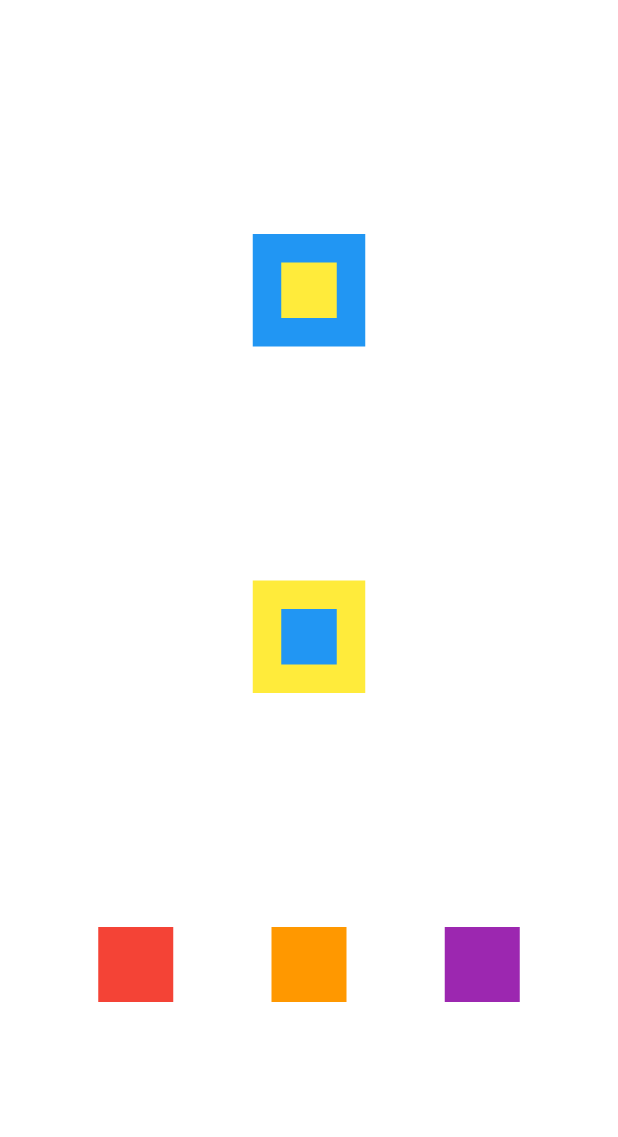
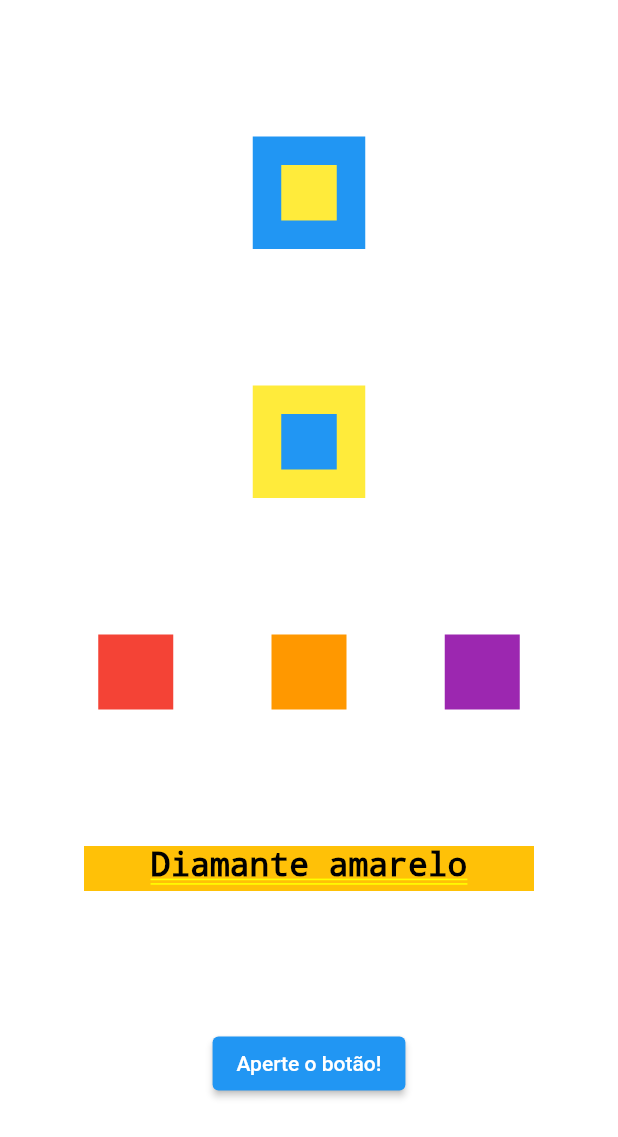
Before and after one commit to AndreAloise/first_flutter_project, a Flutter app: the screen it shows after launch, on a phone screen of 412 x 824 dp. Shown: the top 1137 px of the screen. Run offline on Flutter 3.47's test engine with Material 2 defaults, Android fonts, the phone set to English and light mode, and no system bars.

Commit message:
Colocando fundo branco na tela, adicionando uma Row com texto e criando um botão que faz um print no console ao ser clicado.

```diff
--- a/lib/main.dart
+++ b/lib/main.dart
@@ -14,7 +14,7 @@ class MyApp extends StatelessWidget {
       theme: ThemeData(
         primarySwatch: Colors.blue,
       ),
-      home: column1(),
+      home: Container(color: Colors.white, child: column1()),
     );
   }
 
@@ -73,8 +73,26 @@ class MyApp extends StatelessWidget {
               height: 50,
             )
           ],
-        )
+        ),
+        Container(
+          color: Colors.amber,
+          height: 30,
+          width: 300,
+          child: const Text(
+            'Diamante amarelo',
+            style: TextStyle(color: Colors.black, fontSize: 22),
+            textAlign: TextAlign.center,
+          ),
+        ),
+        ElevatedButton(
+          onPressed: buttonFunc1,
+          child: const Text('Aperte o botão!'),
+        ),
       ],
     );
   }
+
+  void buttonFunc1() {
+    print('Você apertou o botão!');
+  }
 }
```
